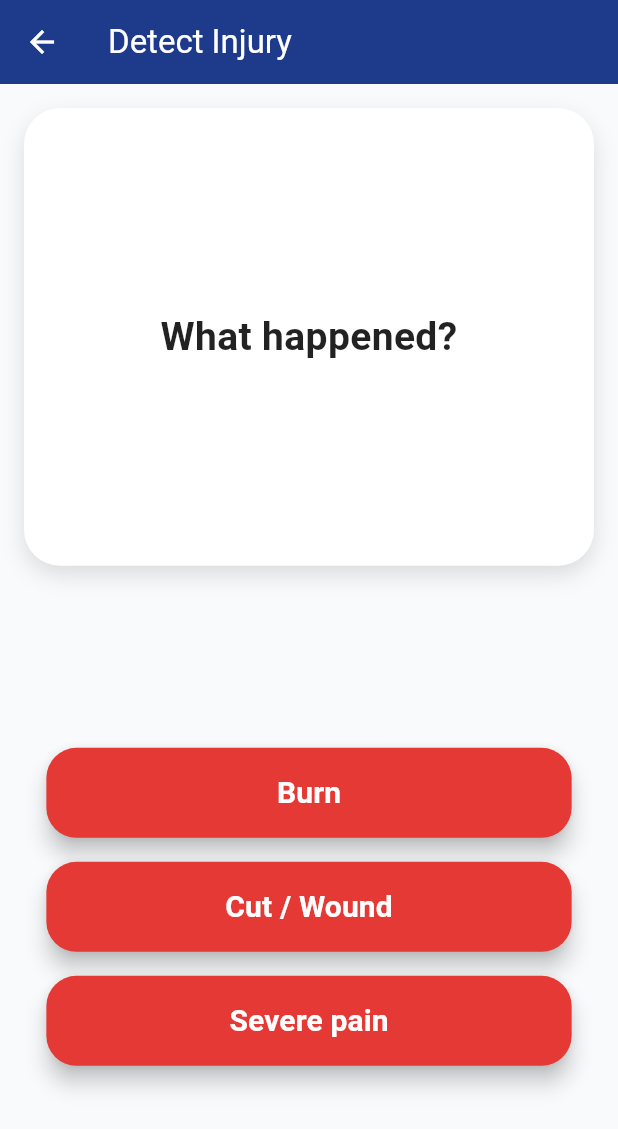
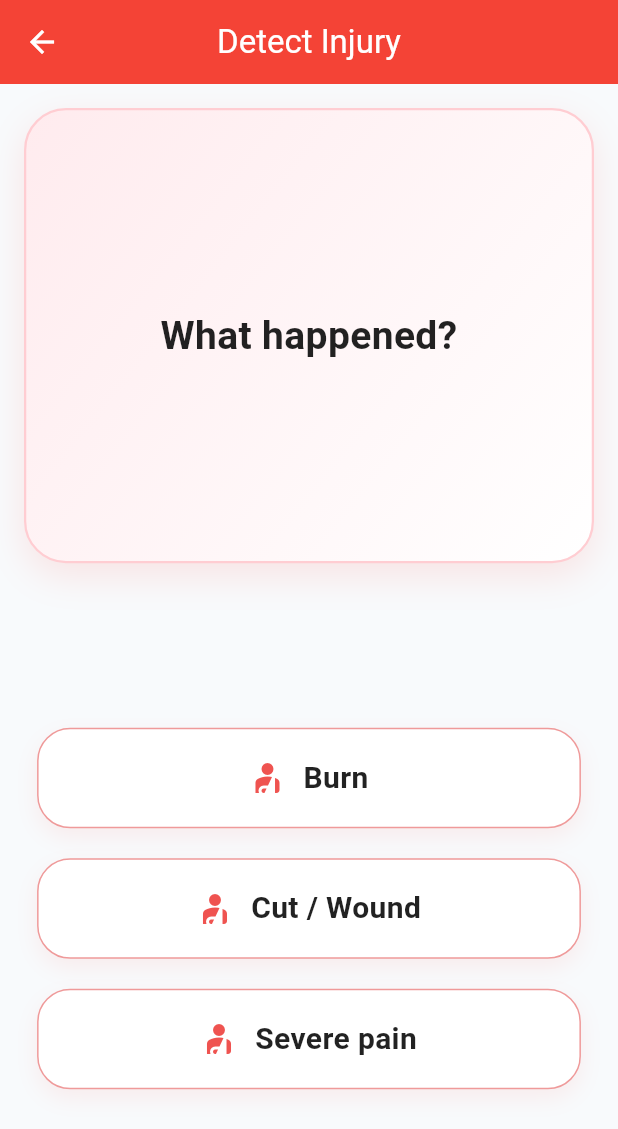
Before and after one commit to sokundeny/safeaid_kh, a Flutter app: the screen it shows after launch, after a tap on "Detect", on a phone screen of 412 x 824 dp. Shown: the top 1129 px of the screen. Run offline on Flutter 3.47's test engine with Material 3 defaults, Android fonts, the light colour scheme and no system bars.

Commit message:
Improv UI

```diff
--- a/lib/ui/screens/home.dart
+++ b/lib/ui/screens/home.dart
@@ -3,34 +3,59 @@ import 'package:safeaid_kh/domain/entities/app_manager.dart';
 import './qustion_screen.dart';
 
 class Home extends StatelessWidget {
-
   final AppManager manager;
 
   const Home({super.key, required this.manager});
 
   @override
   Widget build(BuildContext context) {
-    return Center(
+    return Container(
+      decoration: BoxDecoration(
+        gradient: LinearGradient(
+          begin: Alignment.topCenter,
+          end: Alignment.bottomCenter,
+          colors: [
+            Colors.red.shade50,
+            Colors.white,
+          ],
+        ),
+      ),
+      child: SafeArea(
+        child: SingleChildScrollView(
+          physics: const BouncingScrollPhysics(),
           child: Padding(
             padding: const EdgeInsets.all(24),
             child: Column(
-          mainAxisAlignment: MainAxisAlignment.center,
               children: [
-            // App Icon
-            const Icon(
+                SizedBox(height: MediaQuery.of(context).size.height * 0.05),
+                //detect
+                Container(
+                  padding: const EdgeInsets.all(20),
+                  decoration: BoxDecoration(
+                    color: Colors.white,
+                    shape: BoxShape.circle,
+                    boxShadow: [
+                      BoxShadow(
+                        color: Colors.red.withOpacity(0.15),
+                        blurRadius: 20,
+                        spreadRadius: 5,
+                      ),
+                    ],
+                  ),
+                  child: const Icon(
                     Icons.health_and_safety,
                     size: 88,
                     color: Colors.red,
                   ),
-
-            const SizedBox(height: 16),
-
-            // App Title
+                ),
+                const SizedBox(height: 24),
                 const Text(
                   "SafeAid",
                   style: TextStyle(
-                fontSize: 30,
+                    fontSize: 36,
                     fontWeight: FontWeight.bold,
+                    color: Colors.red,
+                    letterSpacing: 1.2,
                   ),
                 ),
 
@@ -41,12 +66,13 @@ class Home extends StatelessWidget {
                   textAlign: TextAlign.center,
                   style: TextStyle(
                     fontSize: 16,
-                color: Colors.grey,
+                    color: Colors.grey.shade700,
+                    fontWeight: FontWeight.w500,
                   ),
                 ),
+                const SizedBox(height: 60),
 
-            const SizedBox(height: 48),
-
+                // Main
                 Material(
                   color: Colors.transparent,
                   shape: const CircleBorder(),
@@ -55,20 +81,34 @@ class Home extends StatelessWidget {
                     onTap: () {
                       Navigator.push(
                         context,
-                    MaterialPageRoute(builder: (context)=>QuestionFlowScreen(manager: manager))
+                        MaterialPageRoute(
+                          builder: (context) => QuestionFlowScreen(manager: manager),
+                        ),
                       );
                     },
                     child: Container(
                       width: 200,
                       height: 200,
                       decoration: BoxDecoration(
-                    color: Colors.red,
+                        gradient: LinearGradient(
+                          begin: Alignment.topLeft,
+                          end: Alignment.bottomRight,
+                          colors: [
+                            Colors.red.shade400,
+                            Colors.red.shade600,
+                          ],
+                        ),
                         shape: BoxShape.circle,
                         boxShadow: [
                           BoxShadow(
-                        color: Colors.red.withOpacity(0.35),
-                        blurRadius: 16,
-                        offset: const Offset(0, 8),
+                            color: Colors.red.withOpacity(0.4),
+                            blurRadius: 20,
+                            offset: const Offset(0, 10),
+                          ),
+                          BoxShadow(
+                            color: Colors.red.withOpacity(0.2),
+                            blurRadius: 40,
+                            spreadRadius: 5,
                           ),
                         ],
                       ),
@@ -77,22 +117,25 @@ class Home extends StatelessWidget {
                         children: [
                           Icon(
                             Icons.search,
-                        size: 40,
+                            size: 48,
                             color: Colors.white,
                           ),
-                      SizedBox(height: 8),
+                          SizedBox(height: 12),
                           Text(
                             "Detect",
                             style: TextStyle(
                               color: Colors.white,
                               fontWeight: FontWeight.bold,
+                              fontSize: 22,
+                              letterSpacing: 0.5,
                             ),
                           ),
                           Text(
                             "Injury",
                             style: TextStyle(
                               color: Colors.white,
-                          fontSize: 12,
+                              fontSize: 14,
+                              fontWeight: FontWeight.w300,
                             ),
                           ),
                         ],
@@ -104,15 +147,77 @@ class Home extends StatelessWidget {
                 const SizedBox(height: 32),
 
                 Text(
-              "Tap to answer a few questions and get help",
+                  "Tap to answer a few questions\nand get immediate help",
                   textAlign: TextAlign.center,
                   style: TextStyle(
-                color: Colors.grey.shade500,
+                    color: Colors.grey.shade600,
+                    fontSize: 15,
+                    height: 1.5,
+                  ),
+                ),
+
+                const SizedBox(height: 40),
+                Row(
+                  mainAxisAlignment: MainAxisAlignment.spaceEvenly,
+                  children: [
+                    _buildInfoCard(
+                      icon: Icons.speed,
+                      label: "Fast",
+                      color: Colors.blue,
+                    ),
+                    _buildInfoCard(
+                      icon: Icons.verified_user,
+                      label: "Reliable",
+                      color: Colors.green,
+                    ),
+                    _buildInfoCard(
+                      icon: Icons.language,
+                      label: "Local",
+                      color: Colors.orange,
+                    ),
+                  ],
+                ),
+                SizedBox(height: MediaQuery.of(context).size.height * 0.05),
+              ],
+            ),
+          ),
+        ),
+      ),
+    );
+  }
+
+  Widget _buildInfoCard({
+    required IconData icon,
+    required String label,
+    required Color color,
+  }) {
+    return Container(
+      padding: const EdgeInsets.symmetric(horizontal: 16, vertical: 12),
+      decoration: BoxDecoration(
+        color: Colors.white,
+        borderRadius: BorderRadius.circular(12),
+        boxShadow: [
+          BoxShadow(
+            color: Colors.grey.withOpacity(0.1),
+            blurRadius: 10,
+            offset: const Offset(0, 4),
+          ),
+        ],
+      ),
+      child: Column(
+        children: [
+          Icon(icon, color: color, size: 28),
+          const SizedBox(height: 6),
+          Text(
+            label,
+            style: TextStyle(
+              fontSize: 12,
+              fontWeight: FontWeight.w600,
+              color: Colors.grey.shade700,
             ),
           ),
         ],
       ),
-      ),
     );
   }
 }
--- a/lib/ui/screens/qustion_screen.dart
+++ b/lib/ui/screens/qustion_screen.dart
@@ -80,7 +80,13 @@ class _QuestionFlowScreenState extends State<QuestionFlowScreen> {
     }
 
     return Scaffold(
-      appBar: AppBar(title: const Text("Detect Injury")),
+      appBar: AppBar(
+        title: const Text("Detect Injury"),
+        centerTitle: true,
+        elevation: 0,
+        backgroundColor: Colors.red,
+        foregroundColor: Colors.white,
+      ),
       body: Center(
         child: QuestionCard(
           node: currentNode!,
--- a/lib/ui/widgets/question_card.dart
+++ b/lib/ui/widgets/question_card.dart
@@ -5,7 +5,11 @@ import 'package:safeaid_kh/domain/enums/action_type.dart';
 import 'package:safeaid_kh/domain/enums/specialty.dart';
 
 typedef AnswerCallback = void Function(String answer);
-typedef ResultCallback = void Function(ActionType answer,{Specialty? specialty,Injury? injury});
+typedef ResultCallback = void Function(
+  ActionType answer, {
+  Specialty? specialty,
+  Injury? injury,
+});
 
 class QuestionCard extends StatelessWidget {
   final QuestionNode node;
@@ -24,121 +28,150 @@ class QuestionCard extends StatelessWidget {
     final isLeaf = node.answer.isEmpty;
     final size = MediaQuery.of(context).size;
 
-    return Container(
+    return Padding(
       padding: const EdgeInsets.all(16),
-      width: double.infinity,
       child: Column(
         children: [
-          // Question Container
+          // QUESTION CARD
           Expanded(
             flex: 3,
             child: Container(
               width: double.infinity,
-              padding: const EdgeInsets.all(24),
+              padding: const EdgeInsets.all(28),
               decoration: BoxDecoration(
-                color: Colors.white,
-                borderRadius: BorderRadius.circular(24),
+                gradient: LinearGradient(
+                  colors: [
+                    Colors.red.shade50,
+                    Colors.white,
+                  ],
+                  begin: Alignment.topLeft,
+                  end: Alignment.bottomRight,
+                ),
+                borderRadius: BorderRadius.circular(28),
+                border: Border.all(color: Colors.red.shade100, width: 1.5),
                 boxShadow: [
                   BoxShadow(
-                    color: Colors.black12,
-                    blurRadius: 12,
-                    offset: const Offset(0, 6),
+                    color: Colors.red.withOpacity(0.12),
+                    blurRadius: 20,
+                    offset: const Offset(0, 8),
                   ),
                 ],
               ),
               child: Center(
                 child: Text(
                   node.test,
+                  textAlign: TextAlign.center,
                   style: const TextStyle(
                     fontSize: 26,
-                    fontWeight: FontWeight.bold,
+                    fontWeight: FontWeight.w700,
                     color: Colors.black87,
+                    height: 1.4,
                   ),
-                  textAlign: TextAlign.center,
                 ),
               ),
             ),
           ),
 
-          const SizedBox(height: 24),
-
-          // Answers
-          if (!isLeaf)
+          const SizedBox(height: 28),
           Expanded(
             flex: 4,
-              child: Column(
+            child: isLeaf ? _buildResult() : _buildAnswers(size),
+          ),
+        ],
+      ),
+    );
+  }
+
+  // ANSWER BUTTONS
+  Widget _buildAnswers(Size size) {
+    return Column(
       mainAxisAlignment: MainAxisAlignment.center,
       children: node.answer.keys.map((answer) {
         return Padding(
-                    padding: const EdgeInsets.symmetric(vertical: 8),
-                    child: ElevatedButton(
-                      onPressed: () => onAnswer?.call(answer),
-                      style: ElevatedButton.styleFrom(
-                        backgroundColor: Colors.red.shade600,
-                        minimumSize: Size(size.width * 0.85, 60),
-                        shape: RoundedRectangleBorder(
-                          borderRadius: BorderRadius.circular(20),
+          padding: const EdgeInsets.symmetric(vertical: 10),
+          child: InkWell(
+            borderRadius: BorderRadius.circular(22),
+            onTap: () => onAnswer?.call(answer),
+            child: Container(
+              width: size.width * 0.88,
+              padding: const EdgeInsets.symmetric(vertical: 18),
+              decoration: BoxDecoration(
+                color: Colors.white,
+                borderRadius: BorderRadius.circular(22),
+                border: Border.all(color: Colors.red.shade200),
+                boxShadow: [
+                  BoxShadow(
+                    color: Colors.red.withOpacity(0.08),
+                    blurRadius: 12,
+                    offset: const Offset(0, 6),
                   ),
-                        elevation: 6,
+                ],
               ),
-                      child: Text(
+              child: Row(
+                mainAxisAlignment: MainAxisAlignment.center,
+                children: [
+                  Icon(
+                    Icons.personal_injury,
+                    color: Colors.red.shade400,
+                  ),
+                  const SizedBox(width: 12),
+                  Text(
                     answer,
                     style: const TextStyle(
                       fontSize: 20,
-                          color: Colors.white,
                       fontWeight: FontWeight.w600,
+                      color: Colors.black87,
+                    ),
+                  ),
+                ],
               ),
             ),
           ),
         );
       }).toList(),
-              ),
-            )
-          else
-            // Leaf Node Result
-            Expanded(
-              flex: 4,
-              child: Column(
-                mainAxisAlignment: MainAxisAlignment.center,
-                children: [
-                  if (node.action != null)
-                    ElevatedButton(
+    );
+  }
+
+  // RESULT
+  Widget _buildResult() {
+    if (node.action == null) return const SizedBox();
+
+    final isFirstAid = node.action == ActionType.firstAid;
+
+    return Center(
+      child: ElevatedButton.icon(
         onPressed: () {
-                        if (onResult != null && node.action != null) {
-                          if (node.action == ActionType.firstAid && node.result != null) {
+          if (onResult != null) {
+            if (isFirstAid && node.result != null) {
               onResult!(node.action!, injury: node.result);
-                          } else if (node.action == ActionType.hospitalVisit && node.hospital != null) {
+            } else if (!isFirstAid && node.hospital != null) {
               onResult!(node.action!, specialty: node.hospital);
             }
           }
         },
-                      style: ElevatedButton.styleFrom(
-                        backgroundColor: node.action == ActionType.firstAid
-                            ? Colors.green.shade400
-                            : Colors.red.shade400,
-                        padding: const EdgeInsets.symmetric(
-                            vertical: 18, horizontal: 24),
-                        shape: RoundedRectangleBorder(
-                          borderRadius: BorderRadius.circular(24),
+        icon: Icon(
+          isFirstAid ? Icons.medical_services : Icons.local_hospital,
+          size: 26,
         ),
-                        elevation: 8,
-                      ),
-                      child: Text(
-                        node.action == ActionType.firstAid
-                            ? "Take First Aid"
-                            : "Go to Hospital",
+        label: Text(
+          isFirstAid ? "Take First Aid" : "Go to Hospital",
           style: const TextStyle(
             fontSize: 22,
             fontWeight: FontWeight.bold,
-                          color: Colors.white,
           ),
         ),
+        style: ElevatedButton.styleFrom(
+          backgroundColor:
+              isFirstAid ? Colors.green.shade500 : Colors.red.shade500,
+          padding: const EdgeInsets.symmetric(
+            vertical: 20,
+            horizontal: 36,
           ),
-                  const SizedBox(height: 24),
-                ],
+          shape: RoundedRectangleBorder(
+            borderRadius: BorderRadius.circular(28),
           ),
+          elevation: 10,
         ),
-        ],
       ),
     );
   }
```
Lines whose indentation alone changed are shown as unchanged.
